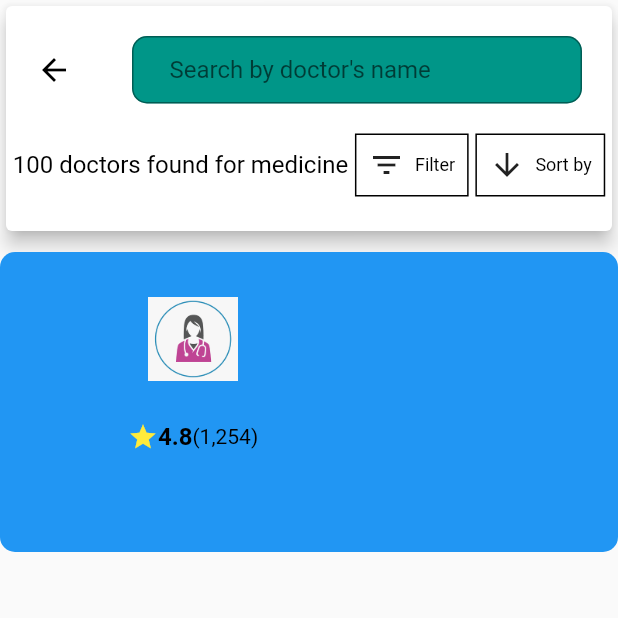
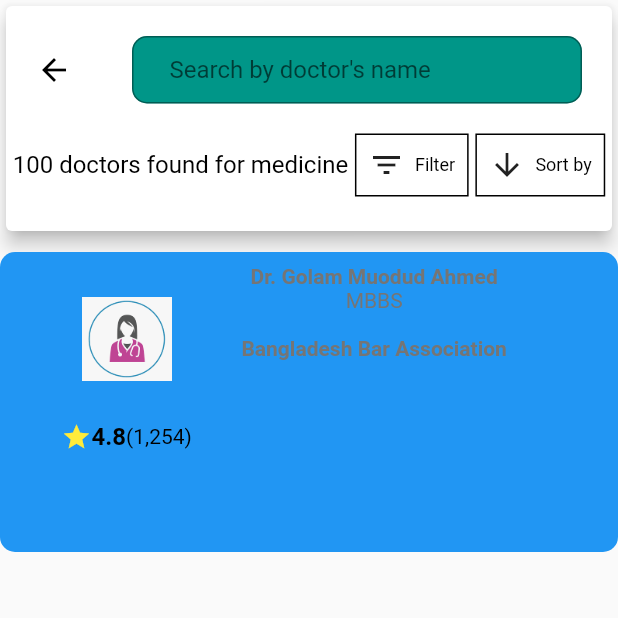
Before and after one commit to abuniaz/e_health_ui, a Flutter app: the DoctorsHome screen opened directly, after a tap on "General Physician", on a phone screen of 412 x 824 dp, the top half of it. Run offline on Flutter 3.47's test engine with Material 2 defaults, Android fonts, the phone set to English and light mode, and no system bars.

Commit message:
Update doctors_details.dart

```diff
--- a/lib/Doctors_List/doctors_details.dart
+++ b/lib/Doctors_List/doctors_details.dart
@@ -105,7 +105,21 @@ class DoctorDetails extends StatelessWidget {
                     )
                   ],
                 ),
-                Column(),
+                Column(
+                  children: const [
+                    Text(
+                      'Dr. Golam Muodud Ahmed',
+                      style: TextStyle(fontWeight: FontWeight.bold),
+                    ),
+                    Text('MBBS'),
+                    Text(
+                      'General Physician',
+                      style: TextStyle(color: Colors.blue),
+                    ),
+                    Text('Bangladesh Bar Association',
+                        style: TextStyle(fontWeight: FontWeight.bold))
+                  ],
+                ),
                 Column()
               ],
             ),
```
